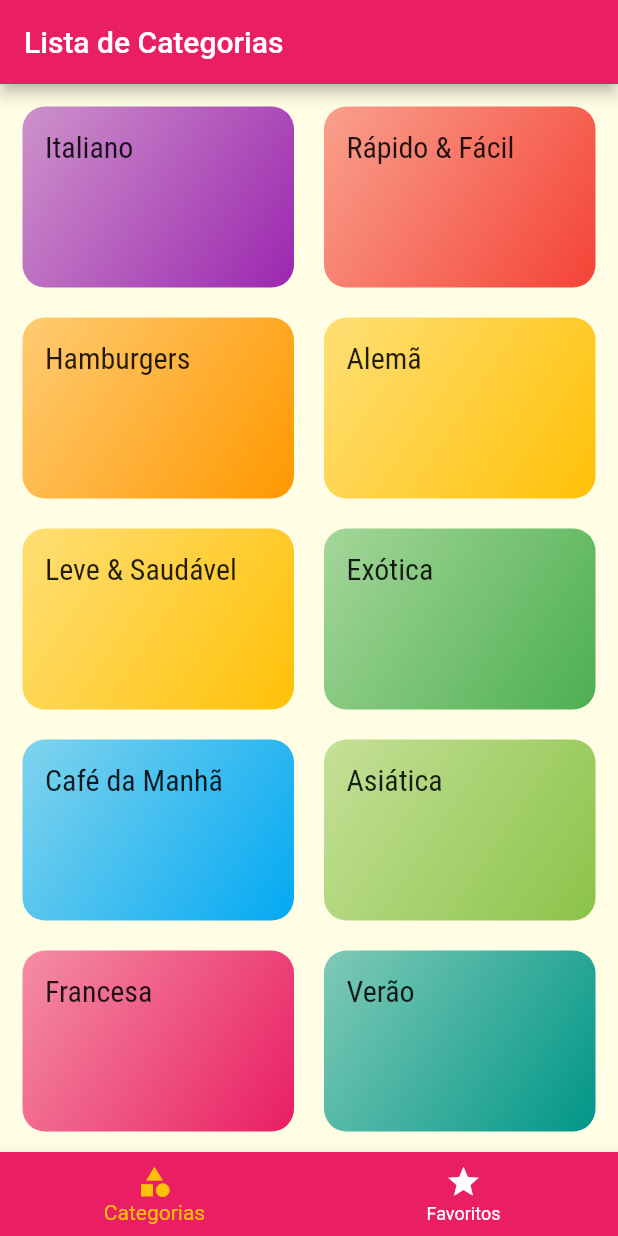
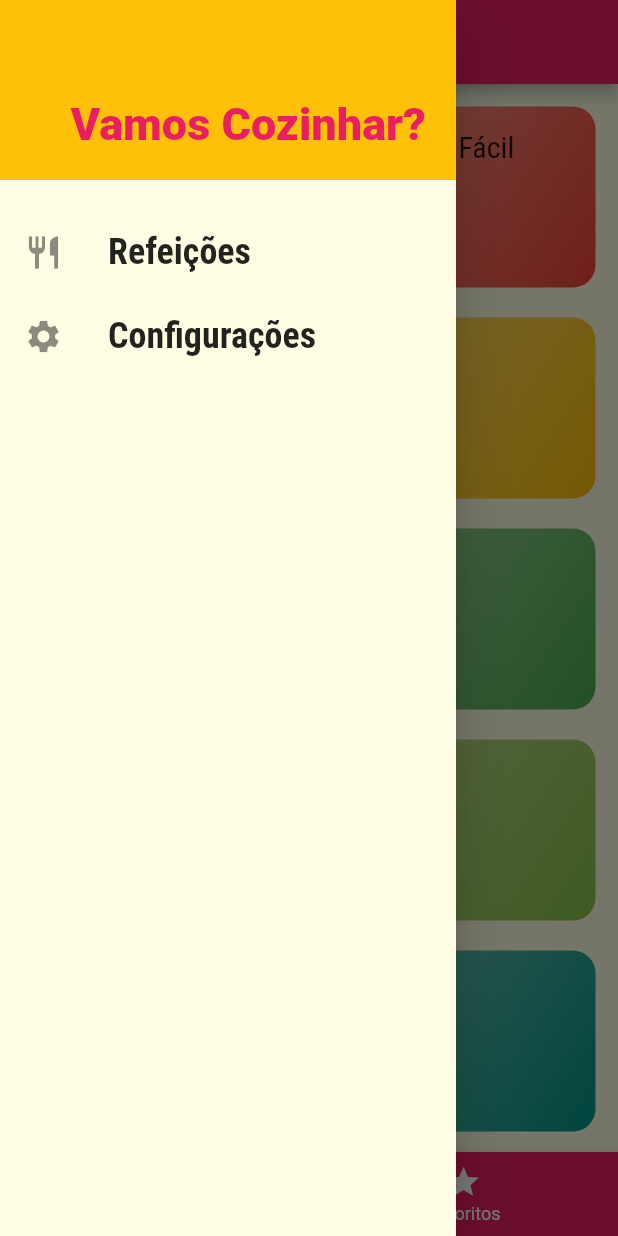
Before and after one commit to teilorbarcelos/flutter-foods, a Flutter app: the screen it shows after launch, with the side drawer open (before the commit the screen has no drawer), on a phone screen of 412 x 824 dp. Run offline on Flutter 3.47's test engine with Material 2 defaults, Android fonts, the light colour scheme and no system bars.

Commit message:
added drawer - side hamburger menu

```diff
--- /dev/null
+++ b/lib/components/main_drawer.dart
@@ -0,0 +1,55 @@
+import 'package:flutter/material.dart';
+import 'package:flutter/src/widgets/container.dart';
+import 'package:flutter/src/widgets/framework.dart';
+
+class MainDrawer extends StatelessWidget {
+  const MainDrawer({super.key});
+
+  Widget _createItem(IconData icon, String label) {
+    return ListTile(
+      leading: Icon(
+        icon,
+        size: 26,
+      ),
+      title: Text(
+        label,
+        style: TextStyle(
+          fontFamily: 'RobotoCondensed',
+          fontSize: 24,
+          fontWeight: FontWeight.bold,
+        ),
+      ),
+      onTap: () {},
+    );
+  }
+
+  @override
+  Widget build(BuildContext context) {
+    return Drawer(
+      child: Column(
+        children: [
+          Container(
+            height: 120,
+            width: double.infinity,
+            padding: EdgeInsets.all(20),
+            color: Theme.of(context).colorScheme.secondary,
+            alignment: Alignment.bottomRight,
+            child: Text(
+              'Vamos Cozinhar?',
+              style: TextStyle(
+                fontWeight: FontWeight.w900,
+                fontSize: 30,
+                color: Theme.of(context).primaryColor,
+              ),
+            ),
+          ),
+          SizedBox(
+            height: 20,
+          ),
+          _createItem(Icons.restaurant, 'Refeições'),
+          _createItem(Icons.settings, 'Configurações')
+        ],
+      ),
+    );
+  }
+}
--- a/lib/screens/tabs_screen.dart
+++ b/lib/screens/tabs_screen.dart
@@ -1,6 +1,7 @@
 import 'package:flutter/material.dart';
 import 'package:flutter/src/widgets/container.dart';
 import 'package:flutter/src/widgets/framework.dart';
+import 'package:flutter_foods/components/main_drawer.dart';
 import 'package:flutter_foods/screens/categories_screen.dart';
 import 'package:flutter_foods/screens/favorite_screen.dart';
 
@@ -30,6 +31,7 @@
       appBar: AppBar(
         title: Text(_screens[_selectedScreenIndex]['title'] as String),
       ),
+      drawer: MainDrawer(),
       body: _screens[_selectedScreenIndex]['screen'] as Widget,
       bottomNavigationBar: BottomNavigationBar(
         onTap: _selectScreen,
```
